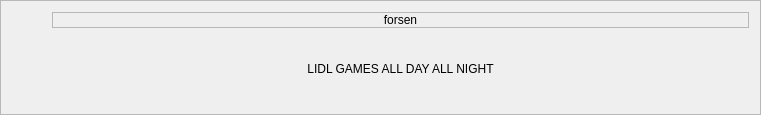
Old version of the form AYAYA/browser/streamitemwidget.ui in the repository jkbz64/AYAYA.
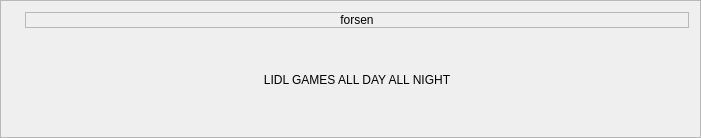
New version of the form. Icons and pictures are not drawn.

```diff
--- a/AYAYA/browser/streamitemwidget.ui
+++ b/AYAYA/browser/streamitemwidget.ui
@@ -6,8 +6,8 @@
    <rect>
     <x>0</x>
     <y>0</y>
-    <width>761</width>
-    <height>115</height>
+    <width>701</width>
+    <height>138</height>
    </rect>
   </property>
   <property name="sizePolicy">
@@ -31,47 +31,33 @@
   <property name="midLineWidth">
    <number>0</number>
   </property>
-  <layout class="QHBoxLayout" name="horizontalLayout">
-   <item>
-    <widget class="QSplitter" name="splitter">
-     <property name="orientation">
-      <enum>Qt::Horizontal</enum>
-     </property>
-     <property name="opaqueResize">
-      <bool>false</bool>
-     </property>
-     <property name="handleWidth">
-      <number>0</number>
-     </property>
-     <property name="childrenCollapsible">
-      <bool>true</bool>
-     </property>
-     <widget class="QLabel" name="m_previewLabel">
-      <property name="sizePolicy">
-       <sizepolicy hsizetype="Fixed" vsizetype="Preferred">
-        <horstretch>0</horstretch>
-        <verstretch>0</verstretch>
-       </sizepolicy>
-      </property>
-      <property name="maximumSize">
-       <size>
-        <width>100</width>
-        <height>16777215</height>
-       </size>
-      </property>
-      <property name="text">
-       <string/>
-      </property>
-      <property name="pixmap">
-       <pixmap resource="../../lib/QDarkStyleSheet/qdarkstyle/style.qrc">:/qss_icons/rc/close-hover.png</pixmap>
-      </property>
-      <property name="scaledContents">
-       <bool>false</bool>
-      </property>
-     </widget>
-     <widget class="QWidget" name="m_detailsWidget" native="true">
       <layout class="QGridLayout" name="gridLayout">
-       <item row="1" column="0">
+   <item row="0" column="1">
+    <widget class="QLabel" name="m_nameLabel">
+     <property name="frameShape">
+      <enum>QFrame::StyledPanel</enum>
+     </property>
+     <property name="frameShadow">
+      <enum>QFrame::Raised</enum>
+     </property>
+     <property name="lineWidth">
+      <number>10</number>
+     </property>
+     <property name="midLineWidth">
+      <number>0</number>
+     </property>
+     <property name="text">
+      <string>forsen</string>
+     </property>
+     <property name="alignment">
+      <set>Qt::AlignCenter</set>
+     </property>
+     <property name="wordWrap">
+      <bool>false</bool>
+     </property>
+    </widget>
+   </item>
+   <item row="1" column="1">
         <widget class="QLabel" name="m_titleLabel">
          <property name="sizePolicy">
           <sizepolicy hsizetype="Preferred" vsizetype="Preferred">
@@ -96,39 +82,15 @@
          </property>
         </widget>
        </item>
-       <item row="0" column="0">
-        <widget class="QLabel" name="m_nameLabel">
-         <property name="frameShape">
-          <enum>QFrame::StyledPanel</enum>
-         </property>
-         <property name="frameShadow">
-          <enum>QFrame::Raised</enum>
-         </property>
-         <property name="lineWidth">
-          <number>10</number>
-         </property>
-         <property name="midLineWidth">
-          <number>0</number>
-         </property>
+   <item row="0" column="0" rowspan="2">
+    <widget class="QLabel" name="m_previewLabel">
          <property name="text">
-          <string>forsen</string>
-         </property>
-         <property name="alignment">
-          <set>Qt::AlignCenter</set>
-         </property>
-         <property name="wordWrap">
-          <bool>false</bool>
-         </property>
+      <string/>
+     </property>
         </widget>
        </item>
       </layout>
      </widget>
-    </widget>
-   </item>
-  </layout>
- </widget>
- <resources>
-  <include location="../../lib/QDarkStyleSheet/qdarkstyle/style.qrc"/>
- </resources>
+ <resources/>
  <connections/>
 </ui>
```
Lines whose indentation alone changed are shown as unchanged.
